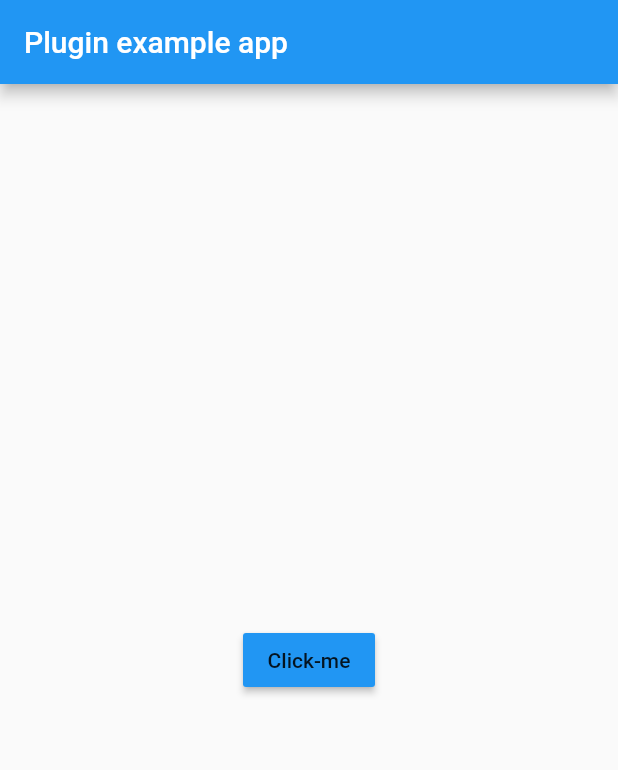
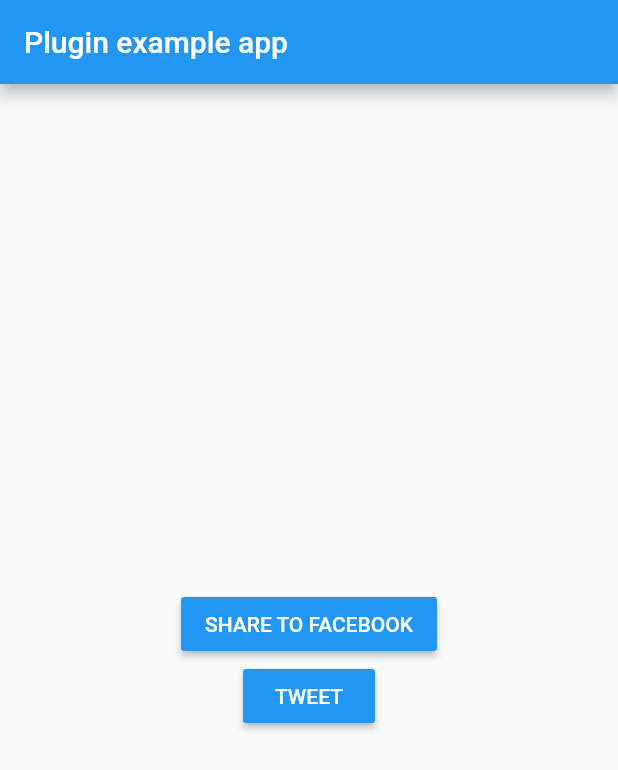
Before and after one commit to nextbss/flutter_social_share, a Flutter app: the screen it shows after launch, on a phone screen of 412 x 824 dp. Shown: the top 770 px of the screen. Run offline on Flutter 3.47's test engine with Material 2 defaults, Android fonts, the phone set to English and light mode, and no system bars.

Commit message:
Added support to tweets

```diff
--- a/example/lib/main.dart
+++ b/example/lib/main.dart
@@ -24,11 +24,26 @@ class _MyAppState extends State<MyApp> {
           title: const Text('Plugin example app'),
         ),
         body: Center(
-          child: MaterialButton(
-            color: Theme.of(context).primaryColor,
-            child: Text('Click-me'),
-            onPressed: () => FlutterSocialShare()
-                .shareLinkToFacebook('https://nextbss.co.ao')
+          child: Column(
+            mainAxisAlignment: MainAxisAlignment.center,
+            children: <Widget>[
+              MaterialButton(
+                  color: Theme.of(context).primaryColor,
+                  child: Text(
+                    'Share to Facebook'.toUpperCase(),
+                    style: TextStyle(color: Colors.white),
+                  ),
+                  onPressed: () => FlutterSocialShare()
+                      .shareLinkToFacebook('https://nextbss.co.ao')),
+              MaterialButton(
+                  color: Theme.of(context).primaryColor,
+                  child: Text(
+                    'Tweet'.toUpperCase(),
+                    style: TextStyle(color: Colors.white),
+                  ),
+                  onPressed: () =>
+                      FlutterSocialShare().tweet('https://nextbss.co.ao')),
+            ],
           ),
         ),
       ),
--- a/lib/flutter_social_share.dart
+++ b/lib/flutter_social_share.dart
@@ -9,6 +9,14 @@ class FlutterSocialShare {
     Map<dynamic, dynamic> result = await _channel.invokeMethod(
         'shareLinkToFacebook', {'contentUrl': contentUrl});
     return FacebookShareResult._(result);
+  }
+
+  Future tweet(String contentText, {String imageUrl = ''}) async {
+    await _channel.invokeMethod('tweet', {
+        'contentText': contentText,
+        'imageUrl': imageUrl,
+      },
+    );
   }
 }
 
```
Also changed, not shown: 2 other files.
